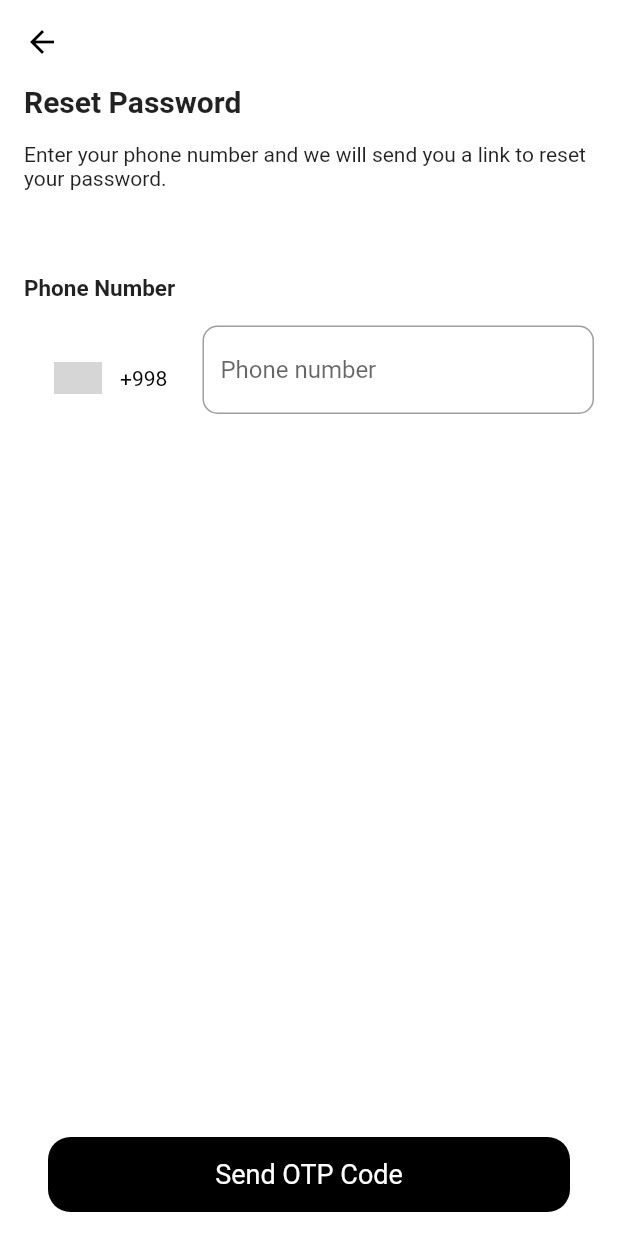
After one commit to ZayniddinMamarasulov/DigiNews, a Flutter app: the OTPScreen screen opened directly, on a phone screen of 412 x 824 dp. The commit adds this screen. Run offline on Flutter 3.47's test engine with Material 2 defaults, Android fonts, the phone set to English and light mode, and no system bars; drawn by our look-alikes of intl_phone_number_input; our stand-ins replace bouncing_widget; grey boxes are pictures that could not be loaded.

Commit message:
otp screen added

```diff
--- a/lib/screens/login_screen.dart
+++ b/lib/screens/login_screen.dart
@@ -1,4 +1,5 @@
 import 'package:flutter/material.dart';
+import 'package:news_app/screens/otp_screen.dart';
 
 class LoginScreen extends StatefulWidget {
   const LoginScreen({Key? key}) : super(key: key);
@@ -108,15 +109,22 @@ class _LoginScreenState extends State<LoginScreen> {
               ),
             ),
             const SizedBox(height: 124),
-            Container(
+            GestureDetector(
+              onTap: () {
+                Navigator.push(context,
+                    MaterialPageRoute(builder: (context) => const OTPScreen()));
+              },
+              child: Container(
                 height: 50,
                 decoration: BoxDecoration(
-                  color: Colors.black, borderRadius: BorderRadius.circular(10)),
+                    color: Colors.black,
+                    borderRadius: BorderRadius.circular(10)),
                 child: const Center(
                     child: Text(
                   "Login",
                   style: TextStyle(color: Colors.white, fontSize: 22),
                 )),
+              ),
             ),
             const SizedBox(height: 8),
             const Text(
--- /dev/null
+++ b/lib/screens/otp_screen.dart
@@ -0,0 +1,113 @@
+import 'package:flutter/material.dart';
+import 'package:intl_phone_number_input/intl_phone_number_input.dart';
+
+class OTPScreen extends StatefulWidget {
+  const OTPScreen({Key? key}) : super(key: key);
+
+  @override
+  _OTPScreenState createState() => _OTPScreenState();
+}
+
+class _OTPScreenState extends State<OTPScreen> {
+  final GlobalKey<FormState> formKey = GlobalKey<FormState>();
+
+  final TextEditingController controller = TextEditingController();
+  String initialCountry = 'uz';
+  PhoneNumber number = PhoneNumber(isoCode: 'UZ');
+
+  String? text;
+
+  void getPhoneNumber(String phoneNumber) async {
+    PhoneNumber number =
+        await PhoneNumber.getRegionInfoFromPhoneNumber(phoneNumber, 'UZ');
+
+    setState(() {
+      this.number = number;
+    });
+  }
+
+  @override
+  void dispose() {
+    controller.dispose();
+    super.dispose();
+  }
+
+  @override
+  Widget build(BuildContext context) {
+    return Scaffold(
+      backgroundColor: Colors.white,
+      appBar: AppBar(
+        backgroundColor: Colors.white,
+        elevation: 0.0,
+        iconTheme: const IconThemeData(color: Colors.black),
+      ),
+      body: Form(
+        key: formKey,
+        child: Padding(
+          padding: const EdgeInsets.only(left: 16, right: 16),
+          child: Column(
+            crossAxisAlignment: CrossAxisAlignment.start,
+            children: [
+              const Text(
+                "Reset Password",
+                style: TextStyle(fontWeight: FontWeight.w700, fontSize: 20),
+              ),
+              const SizedBox(height: 16),
+              const Text(
+                  "Enter your phone number and we will send you a link to reset your password."),
+              const SizedBox(height: 56),
+              const Text(
+                "Phone Number",
+                style: TextStyle(fontWeight: FontWeight.w700, fontSize: 15),
+              ),
+              const SizedBox(height: 16),
+              InternationalPhoneNumberInput(
+                onInputChanged: (PhoneNumber number) {
+                  debugPrint(number.phoneNumber);
+                },
+                onInputValidated: (bool value) {
+                  debugPrint(value.toString());
+                },
+                selectorConfig: const SelectorConfig(
+                  selectorType: PhoneInputSelectorType.BOTTOM_SHEET,
+                ),
+                ignoreBlank: false,
+                maxLength: 9,
+                autoValidateMode: AutovalidateMode.disabled,
+                selectorTextStyle: const TextStyle(color: Colors.black),
+                initialValue: number,
+                textFieldController: controller,
+                formatInput: false,
+                autoFocus: true,
+                keyboardType: const TextInputType.numberWithOptions(
+                    signed: true, decimal: true),
+                inputBorder: OutlineInputBorder(
+                    borderRadius: BorderRadius.circular(10),
+                    borderSide: const BorderSide(color: Colors.pink, width: 2)),
+                onSaved: (PhoneNumber number) {
+                  debugPrint('On Saved: $number');
+                },
+              ),
+              const Spacer(),
+              GestureDetector(
+                onTap: () {},
+                child: Container(
+                  margin: const EdgeInsets.only(left: 16, right: 16, bottom: 16),
+                  height: 50,
+                  decoration: BoxDecoration(
+                      color: Colors.black,
+                      borderRadius: BorderRadius.circular(15)),
+                  child: const Center(
+                      child: Text(
+                    "Send OTP Code",
+                    style: TextStyle(color: Colors.white, fontSize: 18),
+                  )),
+                ),
+              ),
+            ],
+          ),
+        ),
+      ),
+    );
+  }
+}
--- a/pubspec.yaml
+++ b/pubspec.yaml
@@ -17,6 +17,8 @@ dependencies:
   cupertino_icons: ^1.0.2
   flutter_native_splash: ^1.3.2
   bouncing_widget: ^2.0.0
+  intl_phone_number_input: ^0.7.0+2
+  numeric_keyboard: ^1.1.0
 
 dev_dependencies:
   flutter_test:
```
Also changed, not shown: pubspec.lock. Lines whose indentation alone changed are shown as unchanged.
